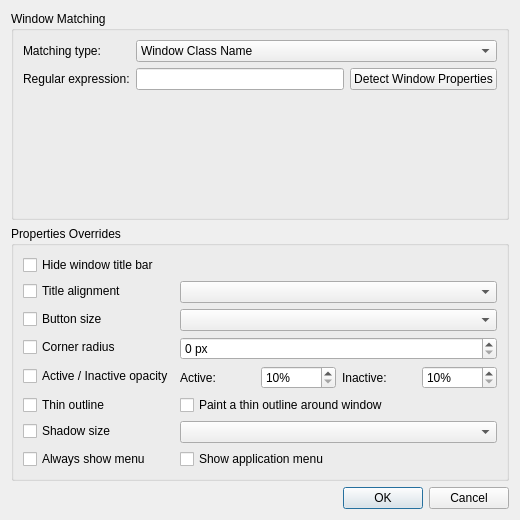
Before: the Qt Designer form src/kcm/ExceptionDialog.ui in guiodic/material-decoration, drawn with Qt 5.
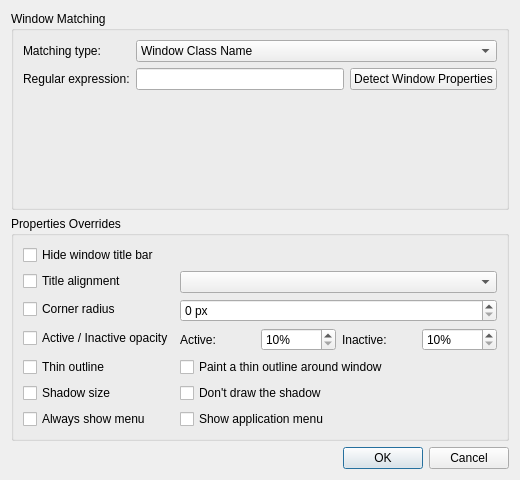
After: the same form once the commit is applied.

What changed in the file:
```diff
--- a/src/kcm/ExceptionDialog.ui
+++ b/src/kcm/ExceptionDialog.ui
@@ -7,7 +7,7 @@
     <x>0</x>
     <y>0</y>
     <width>520</width>
-    <height>520</height>
+    <height>480</height>
    </rect>
   </property>
   <property name="windowTitle">
@@ -89,23 +89,13 @@
        <widget class="QComboBox" name="titleAlignmentComboBox"/>
       </item>
       <item row="2" column="0">
-       <widget class="QCheckBox" name="buttonSizeCheckBox">
-        <property name="text">
-         <string>Button size</string>
-        </property>
-       </widget>
-      </item>
-      <item row="2" column="1">
-       <widget class="QComboBox" name="buttonSizeComboBox"/>
-      </item>
-      <item row="3" column="0">
        <widget class="QCheckBox" name="cornerRadiusCheckBox">
         <property name="text">
          <string>Corner radius</string>
         </property>
        </widget>
       </item>
-      <item row="3" column="1">
+      <item row="2" column="1">
        <widget class="QSpinBox" name="cornerRadiusSpinBox">
         <property name="suffix">
          <string> px</string>
@@ -118,14 +108,14 @@
         </property>
        </widget>
       </item>
-      <item row="4" column="0">
+      <item row="3" column="0">
        <widget class="QCheckBox" name="opacityCheckBox">
         <property name="text">
          <string>Active / Inactive opacity</string>
         </property>
        </widget>
       </item>
-      <item row="4" column="1">
+      <item row="3" column="1">
        <layout class="QHBoxLayout" name="horizontalLayoutOpacity">
         <item>
          <widget class="QLabel" name="labelActiveOpacity">
@@ -169,38 +159,42 @@
         </item>
        </layout>
       </item>
-      <item row="5" column="0">
+      <item row="4" column="0">
        <widget class="QCheckBox" name="outlineActiveCheckBox">
         <property name="text">
          <string>Thin outline</string>
         </property>
        </widget>
       </item>
-      <item row="5" column="1">
+      <item row="4" column="1">
        <widget class="QCheckBox" name="outlineActiveVal">
         <property name="text">
          <string>Paint a thin outline around window</string>
         </property>
        </widget>
       </item>
-      <item row="6" column="0">
+      <item row="5" column="0">
        <widget class="QCheckBox" name="shadowSizeCheckBox">
         <property name="text">
          <string>Shadow size</string>
         </property>
        </widget>
       </item>
-      <item row="6" column="1">
-       <widget class="QComboBox" name="shadowSizeComboBox"/>
+      <item row="5" column="1">
+       <widget class="QCheckBox" name="hideShadowVal">
+        <property name="text">
+         <string>Don't draw the shadow</string>
+        </property>
+       </widget>
       </item>
-      <item row="7" column="0">
+      <item row="6" column="0">
        <widget class="QCheckBox" name="menuAlwaysShowCheckBox">
         <property name="text">
          <string>Always show menu</string>
         </property>
        </widget>
       </item>
-      <item row="7" column="1">
+      <item row="6" column="1">
        <widget class="QCheckBox" name="menuAlwaysShowVal">
         <property name="text">
          <string>Show application menu</string>
```
